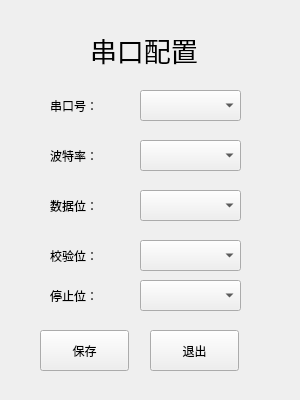
Old version of the form ColorSelect/portsettings.ui in the repository ChihiroFairy/MyCode.
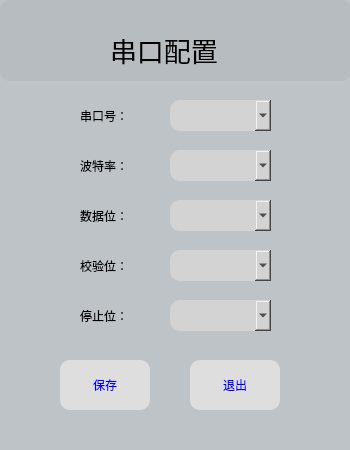
New version of the form.

```diff
--- a/ColorSelect/portsettings.ui
+++ b/ColorSelect/portsettings.ui
@@ -6,18 +6,21 @@
    <rect>
     <x>0</x>
     <y>0</y>
-    <width>300</width>
-    <height>400</height>
+    <width>350</width>
+    <height>450</height>
    </rect>
   </property>
   <property name="windowTitle">
    <string>Form</string>
   </property>
+  <property name="styleSheet">
+   <string notr="true">QMainWindow,QWidget{background-color:#bdc3c7;}</string>
+  </property>
   <widget class="QLabel" name="label">
    <property name="geometry">
     <rect>
-     <x>50</x>
-     <y>90</y>
+     <x>80</x>
+     <y>100</y>
      <width>67</width>
      <height>31</height>
     </rect>
@@ -29,8 +32,8 @@
   <widget class="QLabel" name="label_2">
    <property name="geometry">
     <rect>
-     <x>50</x>
-     <y>140</y>
+     <x>80</x>
+     <y>150</y>
      <width>67</width>
      <height>31</height>
     </rect>
@@ -42,8 +45,8 @@
   <widget class="QLabel" name="label_3">
    <property name="geometry">
     <rect>
-     <x>50</x>
-     <y>190</y>
+     <x>80</x>
+     <y>200</y>
      <width>67</width>
      <height>31</height>
     </rect>
@@ -55,8 +58,8 @@
   <widget class="QLabel" name="label_4">
    <property name="geometry">
     <rect>
-     <x>50</x>
-     <y>240</y>
+     <x>80</x>
+     <y>250</y>
      <width>67</width>
      <height>31</height>
     </rect>
@@ -68,8 +71,8 @@
   <widget class="QLabel" name="label_5">
    <property name="geometry">
     <rect>
-     <x>50</x>
-     <y>280</y>
+     <x>80</x>
+     <y>300</y>
      <width>67</width>
      <height>31</height>
     </rect>
@@ -81,62 +84,107 @@
   <widget class="QComboBox" name="combo_portName">
    <property name="geometry">
     <rect>
-     <x>140</x>
-     <y>90</y>
+     <x>170</x>
+     <y>100</y>
      <width>101</width>
      <height>31</height>
     </rect>
    </property>
+   <property name="styleSheet">
+    <string notr="true">QComboBox{
+border-width:5px;
+font-size:16px;
+border-radius:10px;
+background:lightgray;
+}</string>
+   </property>
   </widget>
   <widget class="QComboBox" name="combo_baudRate">
    <property name="geometry">
     <rect>
-     <x>140</x>
-     <y>140</y>
+     <x>170</x>
+     <y>150</y>
      <width>101</width>
      <height>31</height>
     </rect>
    </property>
+   <property name="styleSheet">
+    <string notr="true">QComboBox{
+border-width:5px;
+border-radius:10px;
+font-size:16px;
+background:lightgray;
+}</string>
+   </property>
   </widget>
   <widget class="QComboBox" name="combo_dataBits">
    <property name="geometry">
     <rect>
-     <x>140</x>
-     <y>190</y>
+     <x>170</x>
+     <y>200</y>
      <width>101</width>
      <height>31</height>
     </rect>
    </property>
+   <property name="styleSheet">
+    <string notr="true">QComboBox{
+border-width:5px;
+border-radius:10px;
+font-size:16px;
+background:lightgray;
+}</string>
+   </property>
   </widget>
   <widget class="QComboBox" name="combo_parityBits">
    <property name="geometry">
     <rect>
-     <x>140</x>
-     <y>240</y>
+     <x>170</x>
+     <y>250</y>
      <width>101</width>
      <height>31</height>
     </rect>
    </property>
+   <property name="styleSheet">
+    <string notr="true">QComboBox{
+border-width:5px;
+border-radius:10px;
+font-size:16px;
+background:lightgray;
+}</string>
+   </property>
   </widget>
   <widget class="QComboBox" name="combo_stopBits">
    <property name="geometry">
     <rect>
-     <x>140</x>
-     <y>280</y>
+     <x>170</x>
+     <y>300</y>
      <width>101</width>
      <height>31</height>
     </rect>
    </property>
+   <property name="styleSheet">
+    <string notr="true">QComboBox{
+border-width:5px;
+border-radius:10px;
+font-size:16px;
+background:lightgray;
+}</string>
+   </property>
   </widget>
   <widget class="QLabel" name="label_6">
    <property name="geometry">
     <rect>
-     <x>90</x>
+     <x>110</x>
      <y>30</y>
      <width>121</width>
      <height>41</height>
     </rect>
    </property>
+   <property name="styleSheet">
+    <string notr="true">QLabel{
+background:none;
+}</string>
+   </property>
    <property name="text">
     <string>&lt;html&gt;&lt;head/&gt;&lt;body&gt;&lt;p&gt;&lt;span style=&quot; font-size:20pt;&quot;&gt;串口配置&lt;/span&gt;&lt;/p&gt;&lt;/body&gt;&lt;/html&gt;</string>
    </property>
@@ -144,12 +192,23 @@
   <widget class="QPushButton" name="saveButton">
    <property name="geometry">
     <rect>
-     <x>40</x>
-     <y>330</y>
-     <width>89</width>
-     <height>41</height>
+     <x>60</x>
+     <y>360</y>
+     <width>90</width>
+     <height>50</height>
     </rect>
    </property>
+   <property name="styleSheet">
+    <string notr="true">QPushButton{
+border-radius:10px;
+background:#dedede;
+color:blue;
+}
+QPushButton::pressed{
+background:lightyellow;
+}
+</string>
+   </property>
    <property name="text">
     <string>保存</string>
    </property>
@@ -157,16 +216,58 @@
   <widget class="QPushButton" name="exitButton">
    <property name="geometry">
     <rect>
-     <x>150</x>
-     <y>330</y>
-     <width>89</width>
-     <height>41</height>
+     <x>190</x>
+     <y>360</y>
+     <width>90</width>
+     <height>50</height>
     </rect>
    </property>
+   <property name="styleSheet">
+    <string notr="true">QPushButton{
+border-radius:10px;
+background:#dedede;
+color:blue;
+}
+QPushButton::pressed{
+background:lightyellow;
+}
+</string>
+   </property>
    <property name="text">
     <string>退出</string>
    </property>
   </widget>
+  <widget class="QListWidget" name="listWidget">
+   <property name="geometry">
+    <rect>
+     <x>0</x>
+     <y>0</y>
+     <width>351</width>
+     <height>81</height>
+    </rect>
+   </property>
+   <property name="styleSheet">
+    <string notr="true">QListWidget{
+background:#B6BCC0;
+box-shadow:5px 5px 5px red;
+border-radius:10px;
+}</string>
+   </property>
+  </widget>
+  <zorder>listWidget</zorder>
+  <zorder>label</zorder>
+  <zorder>label_2</zorder>
+  <zorder>label_3</zorder>
+  <zorder>label_4</zorder>
+  <zorder>label_5</zorder>
+  <zorder>combo_portName</zorder>
+  <zorder>combo_baudRate</zorder>
+  <zorder>combo_dataBits</zorder>
+  <zorder>combo_parityBits</zorder>
+  <zorder>combo_stopBits</zorder>
+  <zorder>label_6</zorder>
+  <zorder>saveButton</zorder>
+  <zorder>exitButton</zorder>
  </widget>
  <resources/>
  <connections/>
```
